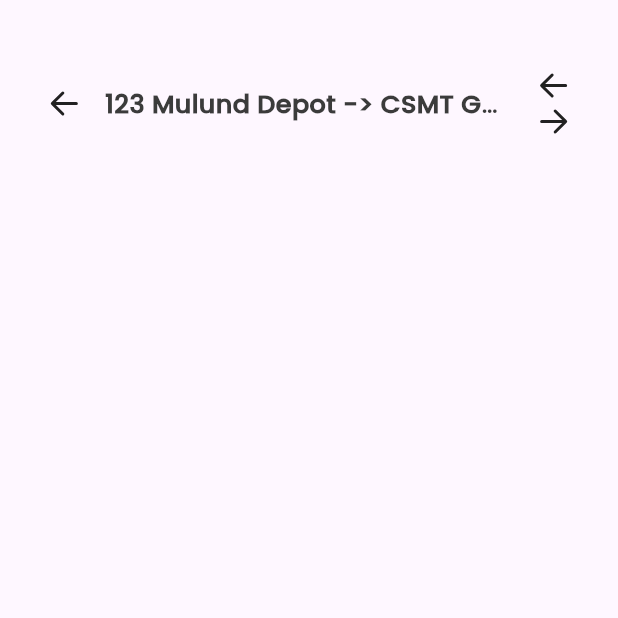
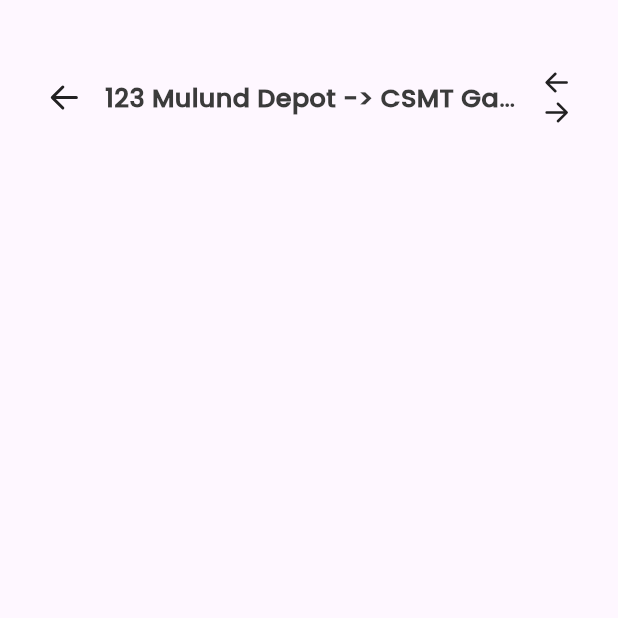
Before and after one commit to DYNAMICMORTAL/mams, a Flutter app: the Down123 screen opened by its route, on a phone screen of 412 x 824 dp, the top half of it. Run offline on Flutter 3.47's test engine with Material 2 defaults, Android fonts, the light colour scheme and no system bars; our stand-ins replace fluentui_icons, gap, video_player.

Commit message:
passengerTALK2.2.0

```diff
--- a/lib/inkwell_pages/123Down_view.dart
+++ b/lib/inkwell_pages/123Down_view.dart
@@ -102,8 +102,8 @@
                       },
                       child: Column(
                         children: [
-                          Icon(FluentSystemIcons.ic_fluent_arrow_left_filled),
-                          Icon(FluentSystemIcons.ic_fluent_arrow_right_filled),
+                          Icon(FluentSystemIcons.ic_fluent_arrow_left_filled, size: 20,),
+                          Icon(FluentSystemIcons.ic_fluent_arrow_right_filled,size: 20,),
                         ],
                       ),
                     ),
```
